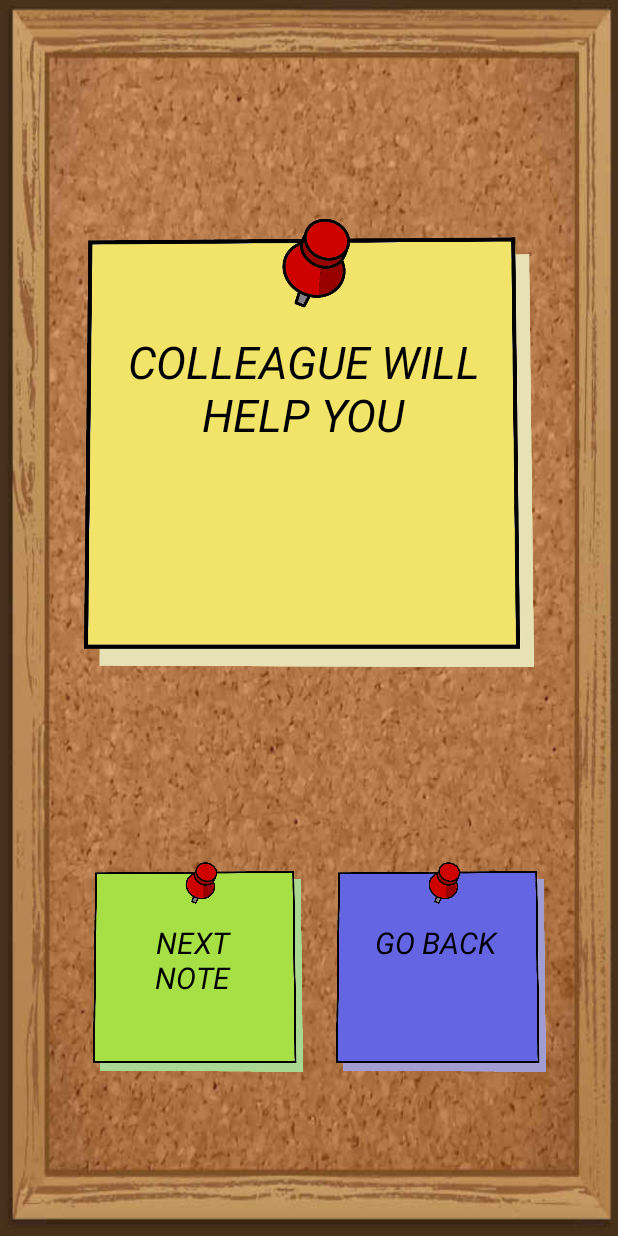
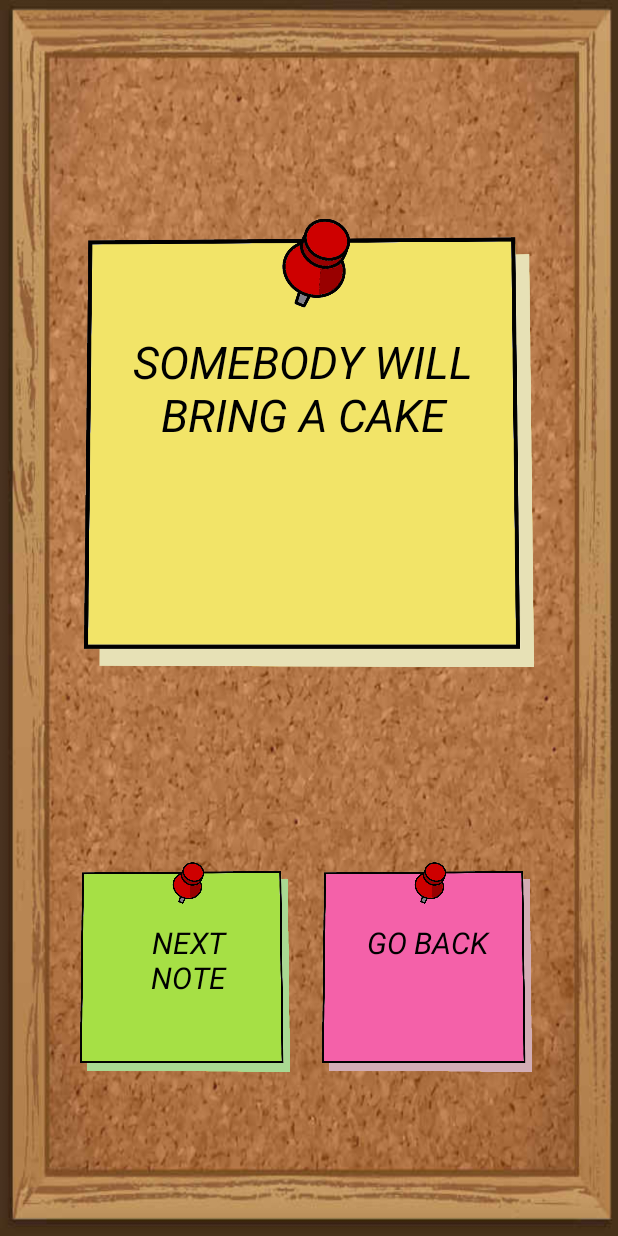
Before and after one commit to wuujcik/CorpoGuide, an Android app: the YellowNote screen opened directly, with no data from a screen before it, on a phone screen of 412 x 824 dp. Run offline under Robolectric (Android 15) with nearby library versions, the phone set to English and light mode, and no system bars; Roboto replaces fonts that are not available here.

Commit message:
add launcher icon fix more typos

```diff
--- a/app/src/main/java/com/wuujcik/corpocookie/YellowNote.java
+++ b/app/src/main/java/com/wuujcik/corpocookie/YellowNote.java
@@ -31,49 +31,49 @@ public class YellowNote extends AppCompatActivity {
         nextNote.setVisibility(View.VISIBLE);
 
         //backNote is a small sticky note on the bottom right side
-        //setting it visible with blue color
-        View backNote = findViewById(R.id.back_blue);
+        //setting it visible with pink color
+        View backNote = findViewById(R.id.back_pink);
         backNote.setVisibility(View.VISIBLE);
 
         //creating an array list of bullshit wisdoms to be shown to user
         final ArrayList<String> engArray = new ArrayList<>();
-        engArray.add("You will be sent for a business trip");
+        engArray.add("You'll be sent for a business trip");
         engArray.add("Your computer will crash");
-        engArray.add("Nothing will happen today");
-        engArray.add("You will be escalated");
+        engArray.add("Nothing interesting will happen today");
+        engArray.add("You'll be escalated");
         engArray.add("Your vacation will be approved");
         engArray.add("your vacation will be rejected");
         engArray.add("toilet paper will finish");
         engArray.add("coffee machine will break");
         engArray.add("your boss will pat your shoulder");
-        engArray.add("you will win an argument");
+        engArray.add("you'll win an argument");
         engArray.add("your crash will smile to you");
         engArray.add("it will start raining at 5pm");
         engArray.add("it will stop raining at 5pm");
-        engArray.add("you will stay overtime");
-        engArray.add("you will tell on your friend");
-        engArray.add("you will such up to your boss");
+        engArray.add("you'll stay overtime");
+        engArray.add("you'll tell on your friend");
+        engArray.add("you will suck up to your boss");
         engArray.add("colleague will help you");
-        engArray.add("you will go for a beer after work");
+        engArray.add("you'll go for a beer after work");
         engArray.add("Meetings all day long");
         engArray.add("meeting will be useful");
-        engArray.add("you will meet all the KPI's");
-        engArray.add("you will find a new meme");
-        engArray.add("somebody will else will do your job");
-        engArray.add("you will be promoted");
-        engArray.add("you will get a bonus");
-        engArray.add("you will get a salary raise");
-        engArray.add("you will be fired");
-        engArray.add("you will get a warning");
-        engArray.add("you will have a meeting to plan another meeting");
+        engArray.add("you'll meet all the KPI's");
+        engArray.add("you'll find a new meme");
+        engArray.add("somebody else will do your job");
+        engArray.add("you'll be promoted");
+        engArray.add("you'll get a bonus");
+        engArray.add("you'll get a salary raise");
+        engArray.add("you'll be fired");
+        engArray.add("you'll get a warning");
+        engArray.add("you'll have a meeting to plan another meeting");
         engArray.add("printer will break down");
         engArray.add("snacks in the office");
         engArray.add("fruits in the office");
         engArray.add("somebody will steal your lunch");
         engArray.add("your boss will get sick");
         engArray.add("your enemy will be promoted");
-        engArray.add("you will cry in a toilet");
-        engArray.add("you will overcome a challenging task");
+        engArray.add("you'll cry in a toilet");
+        engArray.add("you'll overcome a challenging task");
         engArray.add("pizza day!");
         engArray.add("team building will be cancelled");
         engArray.add("team building will be set up");
@@ -82,9 +82,13 @@ public class YellowNote extends AppCompatActivity {
         engArray.add("manager will praise you");
         engArray.add("you'll miss the deadline");
         engArray.add("your boss will arrive even later than you");
-        //        engArray.add("a");
-        //        engArray.add("a");
-        //        engArray.add("a");
+        engArray.add("somebody will bring a cake");
+        engArray.add("it will be too cold in the office");
+        engArray.add("it will be too hot in the office");
+        engArray.add("AC will break down");
+        //        engArray.add("");
+        //        engArray.add("");
+        //        engArray.add("");
 
 
         //random generator chooses randomly the index number of the arraylist
--- a/app/src/main/res/layout/activity_main.xml
+++ b/app/src/main/res/layout/activity_main.xml
@@ -84,7 +84,8 @@
         app:layout_constraintHorizontal_bias="0.502"
         app:layout_constraintStart_toStartOf="parent"
         app:layout_constraintTop_toBottomOf="@+id/main_green"
-        app:srcCompat="@drawable/sticky_pink" />
+        app:srcCompat="@drawable/sticky_pink"
+        android:visibility="invisible"/>
 
     <TextView
         style="@style/text_note"
@@ -92,5 +93,6 @@
         app:layout_constraintBottom_toBottomOf="@+id/main_pink"
         app:layout_constraintEnd_toEndOf="@+id/main_pink"
         app:layout_constraintStart_toStartOf="@+id/main_pink"
-        app:layout_constraintTop_toTopOf="@+id/main_pink" />
+        app:layout_constraintTop_toTopOf="@+id/main_pink"
+        android:visibility="invisible"/>
 </android.support.constraint.ConstraintLayout>
--- a/app/src/main/res/layout/note_view.xml
+++ b/app/src/main/res/layout/note_view.xml
@@ -59,6 +59,7 @@
         android:id="@+id/back_green"
         style="@style/note_back"
         android:layout_marginStart="48dp"
+        android:layout_marginEnd="8dp"
         app:layout_constraintBottom_toBottomOf="parent"
         app:layout_constraintEnd_toStartOf="@+id/back_blue"
         app:layout_constraintStart_toStartOf="parent"
@@ -68,21 +69,19 @@
     <ImageView
         android:id="@+id/back_blue"
         style="@style/note_back"
-        android:layout_marginEnd="48dp"
         app:layout_constraintBottom_toBottomOf="parent"
         app:layout_constraintEnd_toEndOf="parent"
+        app:layout_constraintStart_toEndOf="@+id/back_green"
         app:layout_constraintTop_toBottomOf="@+id/note_yellow"
         app:srcCompat="@drawable/sticky_blue" />
 
     <ImageView
         android:id="@+id/back_pink"
         style="@style/note_back"
-        android:layout_marginEnd="48dp"
-        android:layout_marginRight="48dp"
         app:layout_constraintBottom_toBottomOf="parent"
         app:layout_constraintEnd_toEndOf="parent"
+        app:layout_constraintStart_toEndOf="@+id/back_green"
         app:layout_constraintTop_toBottomOf="@+id/note_yellow"
-        app:layout_constraintVertical_bias="0.552"
         app:srcCompat="@drawable/sticky_pink" />
 
     <TextView
@@ -103,11 +102,12 @@
         app:layout_constraintTop_toTopOf="@+id/back_yellow"  />
 
     <TextView
+        android:id="@+id/textView"
         style="@style/text_navigate"
         android:text="go back"
         app:layout_constraintBottom_toBottomOf="@+id/back_blue"
         app:layout_constraintEnd_toEndOf="@+id/back_blue"
         app:layout_constraintStart_toStartOf="@+id/back_blue"
-        app:layout_constraintTop_toTopOf="@+id/back_blue"  />
+        app:layout_constraintTop_toTopOf="@+id/back_blue" />
 
 </android.support.constraint.ConstraintLayout>
--- a/app/src/main/res/mipmap-anydpi-v26/ic_launcher.xml
+++ b/app/src/main/res/mipmap-anydpi-v26/ic_launcher.xml
@@ -1,5 +1,5 @@
 <?xml version="1.0" encoding="utf-8"?>
 <adaptive-icon xmlns:android="http://schemas.android.com/apk/res/android">
-    <background android:drawable="@drawable/ic_launcher_background" />
-    <foreground android:drawable="@drawable/ic_launcher_foreground" />
+    <background android:drawable="@mipmap/ic_launcher_background"/>
+    <foreground android:drawable="@mipmap/ic_launcher_foreground"/>
 </adaptive-icon>
--- a/app/src/main/res/mipmap-anydpi-v26/ic_launcher_round.xml
+++ b/app/src/main/res/mipmap-anydpi-v26/ic_launcher_round.xml
@@ -1,5 +1,5 @@
 <?xml version="1.0" encoding="utf-8"?>
 <adaptive-icon xmlns:android="http://schemas.android.com/apk/res/android">
-    <background android:drawable="@drawable/ic_launcher_background" />
-    <foreground android:drawable="@drawable/ic_launcher_foreground" />
+    <background android:drawable="@mipmap/ic_launcher_background"/>
+    <foreground android:drawable="@mipmap/ic_launcher_foreground"/>
 </adaptive-icon>
--- a/app/src/main/res/values/styles.xml
+++ b/app/src/main/res/values/styles.xml
@@ -26,9 +26,9 @@
     <style name="note_back">
         <item name="android:layout_width">140dp</item>
         <item name="android:layout_height">140dp</item>
-        <item name="android:layout_marginStart">8dp</item>
+        <item name="android:layout_marginStart">12dp</item>
         <item name="android:layout_marginTop">28dp</item>
-        <item name="android:layout_marginEnd">8dp</item>
+        <item name="android:layout_marginEnd">48dp</item>
         <item name="android:layout_marginBottom">8dp</item>
         <item name="android:visibility">invisible</item>
     </style>
```
Also changed, not shown: app/src/main/java/com/wuujcik/corpocookie/GreenNote.java (+8 -8 lines), app/src/main/res/drawable/ic_launcher_background.xml (+71 -165 lines), app/src/main/res/mipmap-hdpi/ic_launcher.png, app/src/main/res/mipmap-hdpi/ic_launcher_round.png, app/src/main/res/mipmap-mdpi/ic_launcher.png, app/src/main/res/mipmap-mdpi/ic_launcher_round.png, app/src/main/res/mipmap-xhdpi/ic_launcher.png, app/src/main/res/mipmap-xhdpi/ic_launcher_round.png, app/src/main/res/mipmap-xxhdpi/ic_launcher.png, app/src/main/res/mipmap-xxhdpi/ic_launcher_round.png, app/src/main/res/mipmap-xxxhdpi/ic_launcher.png, app/src/main/res/mipmap-xxxhdpi/ic_launcher_round.png.
